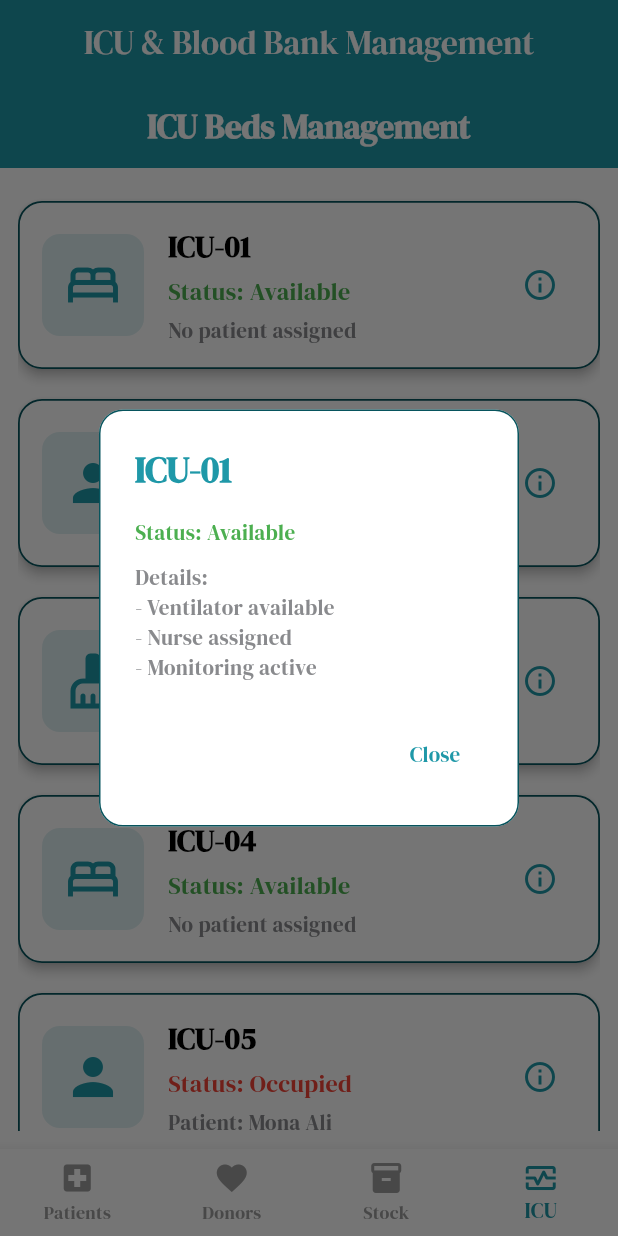
After one commit to abdelrahmankhaled0/final-project, a Flutter app: the HomeScreen screen opened by its route, item 4 of the bottom bar chosen, after a tap on the "info outline" icon, on a phone screen of 412 x 824 dp. The commit adds this screen. Run offline on Flutter 3.47's test engine with Material 3 defaults, Android fonts, the phone set to English and light mode, and no system bars; our stand-ins replace gap, go_router, smooth_page_indicator.

Commit message:
Update ICU page design

```diff
--- a/lib/core/routes/routes.dart
+++ b/lib/core/routes/routes.dart
@@ -1,5 +1,9 @@
 import 'package:final_project/features/authentacation/presentation/screens/signin_screen.dart';
 import 'package:final_project/features/authentacation/presentation/screens/signup_screen.dart';
+import 'package:final_project/features/home_screen/presentation/bloodDonors.dart';
+import 'package:final_project/features/home_screen/presentation/homeScreen.dart';
+import 'package:final_project/features/home_screen/presentation/icuScreen.dart';
+import 'package:final_project/features/home_screen/presentation/patients.dart';
 import 'package:final_project/features/onboarding_screen/presentation/screens/onboarding_screen.dart';
 import 'package:final_project/features/splash_screen/prsentation/screens/splash_screen.dart';
 import 'package:final_project/features/welcome_screen/presentation/screens/welcome_screen.dart';
@@ -11,6 +15,13 @@ class AppRoutes {
   static const String welcome = "/welcome";
   static const String signin = "/signin";
   static const String signup = "/signup";
+  static const String homeScreen = "/HomeScreen";
+  static const String icu = "/icuScreen";
+  static const String bloodDonors = "/bloodDonors";
+  static const String patient = "/PatientScreen";
+
+
+
 
   static final routes = GoRouter(
     routes: [
@@ -23,6 +34,13 @@ class AppRoutes {
       GoRoute(path: welcome, builder: (context, state) => WelcomeScreen()),
       GoRoute(path: signin, builder: (context, state) => SigninScreen()),
       GoRoute(path: signup, builder: (context, state) => SignupScreen()),
+      GoRoute(path: homeScreen, builder: (context, state) => HomeScreen()),
+      GoRoute(path: icu, builder: (context, state) => ICUBedsScreen()),
+      GoRoute(path: bloodDonors, builder: (context, state) => BloodDonorsScreen()),
+      GoRoute(path: patient, builder: (context, state) => PatientScreen()),
+
+
+
     ],
   );
 }
--- /dev/null
+++ b/lib/features/home_screen/presentation/homeScreen.dart
@@ -0,0 +1,85 @@
+import 'package:final_project/core/utils/colors.dart';
+import 'package:final_project/features/home_screen/presentation/bloodDonors.dart';
+import 'package:final_project/features/home_screen/presentation/bloodStock.dart';
+import 'package:final_project/features/home_screen/presentation/icuScreen.dart';
+import 'package:final_project/features/home_screen/presentation/patients.dart';
+import 'package:flutter/material.dart';
+import '../../../core/routes/navigations.dart';
+import '../../../core/routes/routes.dart';
+
+
+class HomeScreen extends StatefulWidget {
+  const HomeScreen({super.key});
+
+  @override
+  State<HomeScreen> createState() => _HomeScreenState();
+}
+
+class _HomeScreenState extends State<HomeScreen> {
+  int _selectedIndex = 0;
+
+  // Pages
+  static final List<Widget> _pages = <Widget>[
+    Center(
+      child:
+        PatientScreen()
+    ),
+    const Center(
+      child:
+        BloodDonorsScreen()
+    ),
+    const Center(
+      child: BloodStockScreen(),
+    ),
+    const Center(
+      child:
+      ICUBedsScreen(),
+
+    ),
+  ];
+
+  void _onItemTapped(int index) {
+    setState(() {
+      _selectedIndex = index;
+
+    });
+  }
+
+  @override
+  Widget build(BuildContext context) {
+    return Scaffold(
+      appBar: AppBar(
+        title: const Text('ICU & Blood Bank Management',style: TextStyle(color: Colors.white),),
+        centerTitle: true,
+        backgroundColor: AppColors.primaryColor,
+      ),
+      body: _pages[_selectedIndex],
+      bottomNavigationBar: BottomNavigationBar(
+        type: BottomNavigationBarType.fixed,
+        backgroundColor: Colors.white,
+        selectedItemColor: AppColors.primaryColor,
+        unselectedItemColor: Colors.grey,
+        currentIndex: _selectedIndex,
+        onTap: _onItemTapped,
+        items: const [
+          BottomNavigationBarItem(
+            icon: Icon(Icons.local_hospital),
+            label: 'Patients',
+          ),
+          BottomNavigationBarItem(
+            icon: Icon(Icons.favorite),
+            label: 'Donors',
+          ),
+          BottomNavigationBarItem(
+            icon: Icon(Icons.inventory),
+            label: 'Stock',
+          ),
+          BottomNavigationBarItem(
+            icon: Icon(Icons.monitor_heart_outlined),
+            label: 'ICU',
+          ),
+        ],
+      ),
+    );
+  }
+}
--- /dev/null
+++ b/lib/features/home_screen/presentation/icuScreen.dart
@@ -0,0 +1,189 @@
+import 'package:final_project/core/utils/colors.dart';
+import 'package:flutter/material.dart';
+
+class ICUBedsScreen extends StatelessWidget {
+  const ICUBedsScreen({super.key});
+
+  @override
+  Widget build(BuildContext context) {
+    // بيانات الأسرة
+    final List<Map<String, dynamic>> beds = [
+      {'id': 'ICU-01', 'status': 'Available', 'patient': null},
+      {'id': 'ICU-02', 'status': 'Occupied', 'patient': 'Ahmed Mohamed'},
+      {'id': 'ICU-03', 'status': 'Cleaning', 'patient': null},
+      {'id': 'ICU-04', 'status': 'Available', 'patient': null},
+      {'id': 'ICU-05', 'status': 'Occupied', 'patient': 'Mona Ali'},
+    ];
+
+    // ألوان الحالات
+    Color getStatusColor(String status) {
+      switch (status) {
+        case 'Available':
+          return Colors.green;
+        case 'Occupied':
+          return Colors.red;
+        case 'Cleaning':
+          return Colors.orange;
+        default:
+          return AppColors.grayColor;
+      }
+    }
+
+    IconData getStatusIcon(String status) {
+      switch (status) {
+        case 'Available':
+          return Icons.bed_outlined;
+        case 'Occupied':
+          return Icons.person;
+        case 'Cleaning':
+          return Icons.cleaning_services;
+        default:
+          return Icons.help_outline;
+      }
+    }
+
+    return Scaffold(
+      backgroundColor: AppColors.backGroundColor,
+      appBar: AppBar(
+        title: const Text(
+          'ICU Beds Management',
+          style: TextStyle(
+            color: AppColors.backGroundColor,
+            fontWeight: FontWeight.bold,
+          ),
+        ),
+        backgroundColor: AppColors.primaryColor,
+        centerTitle: true,
+      ),
+      body: Padding(
+        padding: const EdgeInsets.all(12.0),
+        child: ListView.builder(
+          itemCount: beds.length,
+          itemBuilder: (context, index) {
+            final bed = beds[index];
+            final color = getStatusColor(bed['status']);
+            final icon = getStatusIcon(bed['status']);
+
+            return Card(
+              margin: const EdgeInsets.symmetric(vertical: 10),
+              color: AppColors.backGroundColor,
+              shape: RoundedRectangleBorder(
+                borderRadius: BorderRadius.circular(16),
+                side: const BorderSide(color: AppColors.borderColor, width: 1.2),
+              ),
+              elevation: 3,
+              child: Container(
+                padding: const EdgeInsets.all(16),
+                decoration: BoxDecoration(
+                  borderRadius: BorderRadius.circular(16),
+                ),
+                child: Row(
+                  children: [
+                    // أيقونة السرير
+                    Container(
+                      padding: const EdgeInsets.all(14),
+                      decoration: BoxDecoration(
+                        color: AppColors.primaryColor.withOpacity(0.15),
+                        borderRadius: BorderRadius.circular(12),
+                      ),
+                      child: Icon(icon, color: AppColors.primaryColor, size: 40),
+                    ),
+                    const SizedBox(width: 16),
+
+                    // تفاصيل السرير
+                    Expanded(
+                      child: Column(
+                        crossAxisAlignment: CrossAxisAlignment.start,
+                        children: [
+                          Text(
+                            bed['id'],
+                            style: TextStyle(
+                              fontSize: 20,
+                              fontWeight: FontWeight.bold,
+                              color: AppColors.darkColor,
+                            ),
+                          ),
+                          const SizedBox(height: 4),
+                          Text(
+                            "Status: ${bed['status']}",
+                            style: TextStyle(
+                              color: color,
+                              fontSize: 16,
+                              fontWeight: FontWeight.w500,
+                            ),
+                          ),
+                          const SizedBox(height: 4),
+                          Text(
+                            bed['patient'] != null
+                                ? "Patient: ${bed['patient']}"
+                                : "No patient assigned",
+                            style: const TextStyle(
+                              color: AppColors.grayColor,
+                              fontSize: 14,
+                            ),
+                          ),
+                        ],
+                      ),
+                    ),
+
+                    // زر عرض التفاصيل
+                    IconButton(
+                      icon: const Icon(Icons.info_outline),
+                      color: AppColors.primaryColor,
+                      onPressed: () {
+                        showDialog(
+                          context: context,
+                          builder: (context) => AlertDialog(
+                            backgroundColor: AppColors.backGroundColor,
+                            shape: RoundedRectangleBorder(
+                              borderRadius: BorderRadius.circular(16),
+                              side: const BorderSide(
+                                  color: AppColors.borderColor, width: 1),
+                            ),
+                            title: Text(
+                              bed['id'],
+                              style: const TextStyle(
+                                color: AppColors.primaryColor,
+                                fontWeight: FontWeight.bold,
+                              ),
+                            ),
+                            content: Column(
+                              mainAxisSize: MainAxisSize.min,
+                              crossAxisAlignment: CrossAxisAlignment.start,
+                              children: [
+                                Text("Status: ${bed['status']}",
+                                    style: TextStyle(color: getStatusColor(bed['status']))),
+                                if (bed['patient'] != null)
+                                  Text("Patient: ${bed['patient']}",
+                                      style: const TextStyle(
+                                          color: AppColors.darkColor)),
+                                const SizedBox(height: 10),
+                                const Text(
+                                  "Details:\n- Ventilator available\n- Nurse assigned\n- Monitoring active",
+                                  style: TextStyle(color: AppColors.grayColor),
+                                ),
+                              ],
+                            ),
+                            actions: [
+                              TextButton(
+                                onPressed: () => Navigator.pop(context),
+                                child: const Text(
+                                  'Close',
+                                  style: TextStyle(color: AppColors.primaryColor),
+                                ),
+                              ),
+                            ],
+                          ),
+                        );
+                      },
+                    )
+                  ],
+                ),
+              ),
+            );
+          },
+        ),
+      ),
+    );
+  }
+}
--- /dev/null
+++ b/lib/features/home_screen/presentation/patients.dart
@@ -0,0 +1,105 @@
+import 'package:final_project/core/utils/colors.dart';
+import 'package:flutter/material.dart';
+
+
+
+class PatientScreen extends StatelessWidget {
+  final List<Map<String, String>> patients = [
+    {
+      "name": "Mohamed Ahmed",
+      "status": "Stable",
+      "room": "ICU-01",
+      "doctor": "Dr. Salma Hussein",
+      "statusColor": "green"
+    },
+    {
+      "name": "Ali Youssef",
+      "status": "Critical",
+      "room": "ICU-02",
+      "doctor": "Dr. Karim Saeed",
+      "statusColor": "red"
+    },
+    {
+      "name": "Nour Adel",
+      "status": "Under Observation",
+      "room": "ICU-03",
+      "doctor": "Dr. Ahmed Fathy",
+      "statusColor": "orange"
+    },
+  ];
+
+  @override
+  Widget build(BuildContext context) {
+    return Scaffold(
+      backgroundColor: AppColors.backGroundColor,
+      appBar: AppBar(
+        title: const Text(
+          'Patient Management',
+          style: TextStyle(
+            color: Colors.white,
+            fontWeight: FontWeight.bold,
+          ),
+        ),
+        backgroundColor: AppColors.primaryColor,
+      ),
+      body: ListView.builder(
+        itemCount: patients.length,
+        padding: const EdgeInsets.all(12),
+        itemBuilder: (context, index) {
+          final patient = patients[index];
+          return Card(
+            shape: RoundedRectangleBorder(
+              borderRadius: BorderRadius.circular(16),
+              side: const BorderSide(color: AppColors.borderColor, width: 1),
+            ),
+            elevation: 3,
+            margin: const EdgeInsets.symmetric(vertical: 8),
+            child: ListTile(
+              leading: CircleAvatar(
+                radius: 28,
+                backgroundColor: AppColors.primaryColor.withOpacity(0.2),
+                child: Icon(
+                  Icons.person,
+                  color: AppColors.primaryColor,
+                  size: 30,
+                ),
+              ),
+              title: Text(
+                patient["name"]!,
+                style: const TextStyle(
+                  fontWeight: FontWeight.bold,
+                  fontSize: 16,
+                  color: AppColors.darkColor,
+                ),
+              ),
+              subtitle: Column(
+                crossAxisAlignment: CrossAxisAlignment.start,
+                children: [
+                  Text(
+                    patient["status"]!,
+                    style: TextStyle(
+                      color: patient["statusColor"] == "green"
+                          ? Colors.green
+                          : patient["statusColor"] == "red"
+                          ? Colors.red
+                          : Colors.orange,
+                      fontWeight: FontWeight.bold,
+                    ),
+                  ),
+                  Text(patient["room"]!, style: const TextStyle(color: AppColors.grayColor)),
+                  Text(patient["doctor"]!, style: const TextStyle(color: AppColors.grayColor)),
+                ],
+              ),
+              trailing: const Icon(Icons.info_outline, color: AppColors.primaryColor),
+            ),
+          );
+        },
+      ),
+      floatingActionButton: FloatingActionButton(
+        backgroundColor: AppColors.primaryColor,
+        onPressed: () {},
+        child: const Icon(Icons.add, color: Colors.white),
+      ),
+    );
+  }
+}
--- a/pubspec.yaml
+++ b/pubspec.yaml
@@ -38,6 +38,8 @@ dependencies:
   go_router: ^16.2.5
   gap: ^3.0.1
   flutter_svg: ^2.2.1
+  font_awesome_flutter: ^10.4.0
+
 
 dev_dependencies:
   flutter_test:
```
Also changed, not shown: lib/features/home_screen/presentation/bloodDonors.dart (added, +134 -0 lines), lib/features/home_screen/presentation/bloodStock.dart (added, +166 -0 lines), lib/features/welcome_screen/presentation/screens/welcome_screen.dart (+9 -0 lines), pubspec.lock.
